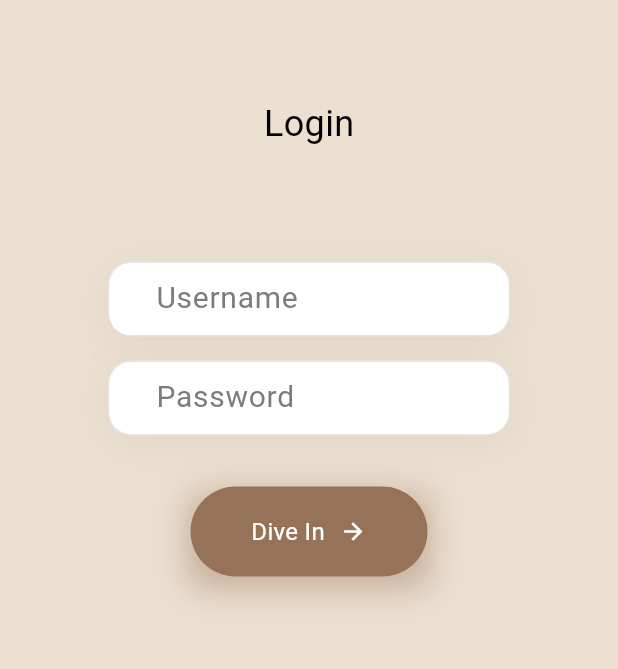
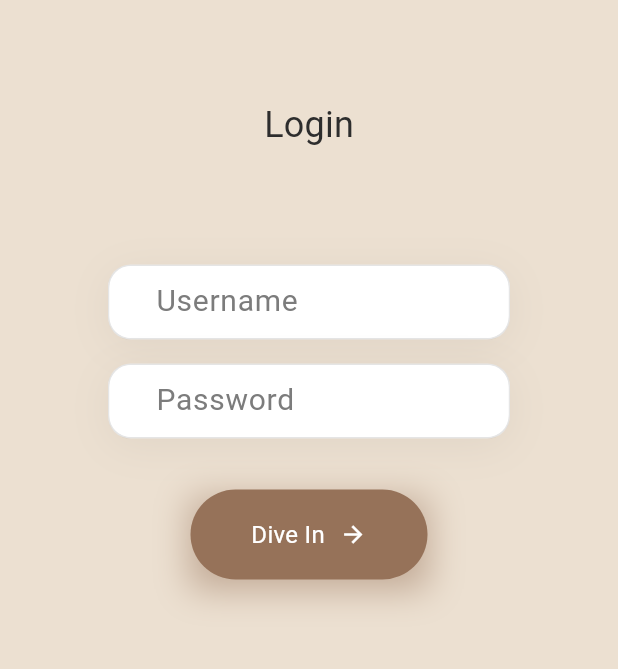
Before and after one commit to markryanbalatero/flutter_coffee_app, a Flutter app: the screen it shows after launch, on a phone screen of 412 x 824 dp. Shown: the part 211-880 px from the top of the screen. Run offline on Flutter 3.47's test engine with Material 3 defaults, Android fonts, the phone set to English and light mode, and no system bars.

Commit message:
Refactor theme and color management: update AppTheme and AppColors, enhance LoginScreen styling, and improve InputField and CustomButton components.

```diff
--- a/analysis_options.yaml
+++ b/analysis_options.yaml
@@ -7,10 +7,6 @@
 
 # The following line activates a set of recommended lints for Flutter apps,
 # packages, and plugins designed to encourage good coding practices.
-analyzer:
-  errors:
-    use_super_parameters: ignore
-    deprecated_member_use: ignore
 include: package:flutter_lints/flutter.yaml
 
 linter:
@@ -27,6 +23,8 @@ linter:
   rules:
     # avoid_print: false  # Uncomment to disable the `avoid_print` rule
     # prefer_single_quotes: true  # Uncomment to enable the `prefer_single_quotes` rule
+    use_super_parameters: true  # Enable the use of super parameters
+    deprecated_member_use: warning  # Treat deprecated member use as a warning
 
 # Additional information about this file can be found at
 # https://dart.dev/guides/language/analysis-options
--- a/lib/screens/login_screen.dart
+++ b/lib/screens/login_screen.dart
@@ -4,7 +4,7 @@ import '../widgets/input_field.dart';
 import '../widgets/custom_button.dart';
 
 class LoginScreen extends StatefulWidget {
-  const LoginScreen({Key? key}) : super(key: key);
+  const LoginScreen({super.key});
 
   @override
   State<LoginScreen> createState() => _LoginScreenState();
@@ -77,15 +77,13 @@ class _LoginScreenState extends State<LoginScreen> {
                 crossAxisAlignment: CrossAxisAlignment.center,
                 children: [
                   SizedBox(height: screenHeight * 0.25),
-                  const Align(
+                  Align(
                     alignment: Alignment.center,
                     child: Text(
                       'Login',
-                      style: TextStyle(
-                        fontSize: 24,
-                        fontWeight: FontWeight.w400,
-                        color: AppTheme.textColor,
-                      ),
+                      style: Theme.of(
+                        context,
+                      ).textTheme.titleMedium?.copyWith(fontSize: 24),
                     ),
                   ),
                   const SizedBox(height: 75),
--- a/lib/theme/app_theme.dart
+++ b/lib/theme/app_theme.dart
@@ -1,38 +1,76 @@
 import 'package:flutter/material.dart';
+import '../utils/app_colors.dart';
 
 class AppTheme {
+
+  static const Color backgroundColor = AppColors.backgroundColor;
+  static const Color textColor = AppColors.textColor;
+  static const Color buttonColor = AppColors.buttonColor;
+
+
+  static const TextStyle inputTextStyle = TextStyle(
+    fontSize: 20,
+    fontFamily: 'Roboto',
+    fontWeight: FontWeight.w400,
+    color: AppColors.inputTextColor,
+    height: 1.15,
+  );
+
+  static const TextStyle hintTextStyle = TextStyle(
+    color: AppColors.inputTextColor,
+    fontSize: 20,
+    fontFamily: 'Roboto',
+    fontWeight: FontWeight.w400,
+  );
+
+  static const TextStyle titleStyle = TextStyle(
+    fontSize: 24,
+    fontWeight: FontWeight.w400,
+    color: AppColors.textColor,
+  );
+
+  static const TextStyle buttonTextStyle = TextStyle(
+    fontSize: 16,
+    fontWeight: FontWeight.w400,
+    letterSpacing: 0.2,
+    color: AppColors.buttonTextColor,
+  );
+
   static ThemeData get theme {
     return ThemeData(
       fontFamily: 'Roboto',
+      scaffoldBackgroundColor: AppColors.backgroundColor,
+      primaryColor: AppColors.buttonColor,
+
+      textTheme: const TextTheme(
+        bodyMedium: inputTextStyle,
+        titleMedium: titleStyle,
+        labelLarge: buttonTextStyle,
+      ),
+
       inputDecorationTheme: InputDecorationTheme(
         filled: true,
-        fillColor: Colors.white,
+        fillColor: AppColors.inputFieldBackground,
         border: OutlineInputBorder(
           borderRadius: BorderRadius.circular(15),
-          borderSide: BorderSide(color: Colors.black.withOpacity(0.1)),
+          borderSide: BorderSide.none,
         ),
         enabledBorder: OutlineInputBorder(
           borderRadius: BorderRadius.circular(15),
-          borderSide: BorderSide(color: Colors.black.withOpacity(0.1)),
+          borderSide: BorderSide.none,
         ),
         focusedBorder: OutlineInputBorder(
           borderRadius: BorderRadius.circular(15),
-          borderSide: BorderSide(color: Colors.black.withOpacity(0.1)),
+          borderSide: BorderSide.none,
         ),
-        contentPadding: const EdgeInsets.symmetric(
-          horizontal: 20,
-          vertical: 15,
+        contentPadding: const EdgeInsets.only(
+          left: 27,
+          right: 20,
+          top: 13,
+          bottom: 13,
         ),
-        hintStyle: TextStyle(
-          fontWeight: FontWeight.w400,
-          fontSize: 20,
-          color: const Color(0xFF7C7C7C),
-        ),
+        hintStyle: hintTextStyle,
       ),
     );
   }
-  static const Color backgroundColor = Color(0xFFECE0D1);
-  static const Color buttonColor = Color(0xFF967259);
-  static const Color textColor = Colors.black;
-  static const Color inputTextColor = Color(0xFF7C7C7C);
 }
--- /dev/null
+++ b/lib/utils/app_colors.dart
@@ -0,0 +1,18 @@
+import 'package:flutter/material.dart';
+
+class AppColors {
+  // Main colors
+  static const Color backgroundColor = Color(0xFFECE0D1);
+  static const Color textColor = Color(0xFF2D2D2D);
+  static const Color buttonColor = Color(0xFF967259);
+
+  // Input field colors
+  static const Color inputFieldBackground = Colors.white;
+  static const Color inputTextColor = Color(0xFF7C7C7C);
+  static const Color inputBorderColor = Color(0x1A000000);
+  static const Color inputShadowColor = Color(0x0D000000);
+
+  // Button colors
+  static const Color buttonTextColor = Colors.white;
+  static const Color buttonShadowColor = Color(0x80967259);
+}
--- a/lib/widgets/custom_button.dart
+++ b/lib/widgets/custom_button.dart
@@ -1,5 +1,6 @@
 import 'package:flutter/material.dart';
 import '../theme/app_theme.dart';
+import '../utils/app_colors.dart';
 
 class CustomButton extends StatelessWidget {
   final VoidCallback? onPressed;
@@ -12,7 +13,7 @@ class CustomButton extends StatelessWidget {
   final Color textColor;
 
   const CustomButton({
-    Key? key,
+    super.key,
     required this.onPressed,
     this.isLoading = false,
     this.text = 'Dive In',
@@ -20,8 +21,8 @@ class CustomButton extends StatelessWidget {
     this.width = 158,
     this.height = 60,
     this.backgroundColor = AppTheme.buttonColor,
-    this.textColor = Colors.white,
-  }) : super(key: key);
+    this.textColor = AppColors.buttonTextColor,
+  });
 
   @override
   Widget build(BuildContext context) {
@@ -31,7 +32,7 @@ class CustomButton extends StatelessWidget {
       decoration: BoxDecoration(
         boxShadow: [
           BoxShadow(
-            color: backgroundColor.withOpacity(0.5),
+            color: AppColors.buttonShadowColor,
             blurRadius: 20,
             offset: const Offset(0, 6),
             spreadRadius: 0.5,
@@ -66,10 +67,7 @@ class CustomButton extends StatelessWidget {
             else
               Text(
                 text,
-                style: TextStyle(
-                  fontSize: 16,
-                  fontWeight: FontWeight.w400,
-                  letterSpacing: 0.2,
+                style: Theme.of(context).textTheme.labelLarge?.copyWith(
                   color: textColor,
                 ),
               ),
--- a/lib/widgets/input_field.dart
+++ b/lib/widgets/input_field.dart
@@ -1,4 +1,6 @@
 import 'package:flutter/material.dart';
+import '../utils/app_colors.dart';
+import '../theme/app_theme.dart';
 
 class InputField extends StatelessWidget {
   final String hintText;
@@ -9,14 +11,14 @@ class InputField extends StatelessWidget {
   final double height;
 
   const InputField({
-    Key? key,
+    super.key,
     required this.hintText,
     this.obscureText = false,
     this.controller,
     this.onChanged,
     this.width = 268,
     this.height = 50,
-  }) : super(key: key);
+  });
 
   @override
   Widget build(BuildContext context) {
@@ -24,12 +26,12 @@ class InputField extends StatelessWidget {
       width: width,
       height: height,
       decoration: BoxDecoration(
-        color: Colors.white,
+        color: AppColors.inputFieldBackground,
         borderRadius: BorderRadius.circular(15),
-        border: Border.all(color: Colors.black.withOpacity(0.1)),
+        border: Border.all(color: AppColors.inputBorderColor),
         boxShadow: [
           BoxShadow(
-            color: Colors.black.withOpacity(0.05),
+            color: AppColors.inputShadowColor,
             blurRadius: 24,
             offset: const Offset(0, 5),
           ),
@@ -39,21 +41,10 @@ class InputField extends StatelessWidget {
         controller: controller,
         obscureText: obscureText,
         onChanged: onChanged,
-        style: const TextStyle(
-          fontSize: 20,
-          fontFamily: 'Roboto',
-          fontWeight: FontWeight.w400,
-          color: Color(0xFF7C7C7C),
-          height: 1.15,
-        ),
+        style: AppTheme.inputTextStyle,
         decoration: InputDecoration(
           hintText: hintText,
-          hintStyle: const TextStyle(
-            color: Color(0xFF7C7C7C),
-            fontSize: 20,
-            fontFamily: 'Roboto',
-            fontWeight: FontWeight.w400,
-          ),
+          hintStyle: AppTheme.hintTextStyle,
           contentPadding: const EdgeInsets.only(
             left: 27,
             right: 20,
@@ -61,7 +52,7 @@ class InputField extends StatelessWidget {
             bottom: 13,
           ),
           filled: true,
-          fillColor: Colors.white,
+          fillColor: AppColors.inputFieldBackground,
           border: OutlineInputBorder(
             borderRadius: BorderRadius.circular(15),
             borderSide: BorderSide.none,
```
